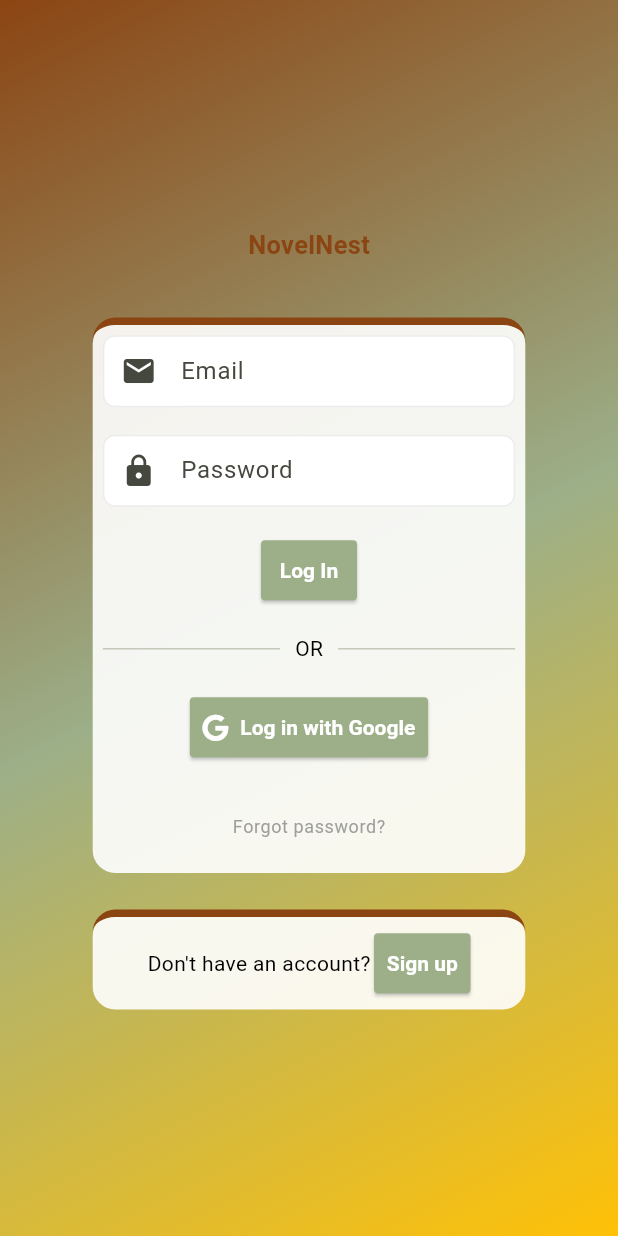
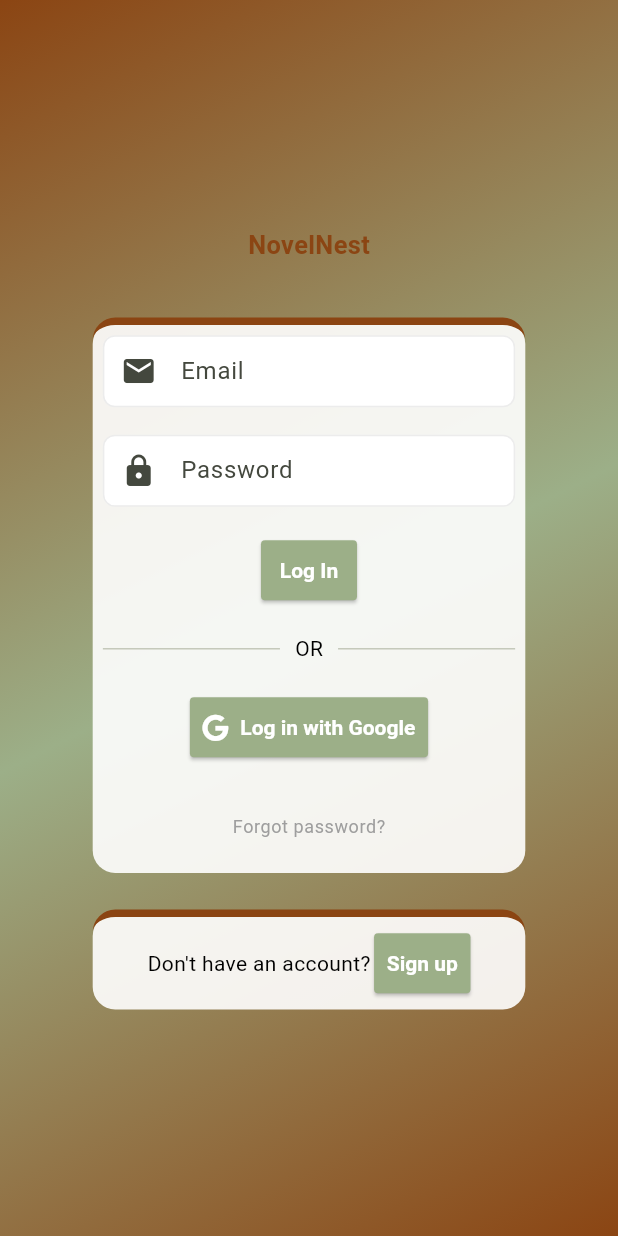
Before and after one commit to bobsingh149/cliffhanger-frontend, a Flutter app: the screen it shows after launch, on a phone screen of 412 x 824 dp. Run offline on Flutter 3.47's test engine with Material 3 defaults, Android fonts, the phone set to English and light mode, and no system bars; our stand-ins replace cloud_firestore, firebase_auth, firebase_core, flutter_screenutil, font_awesome_flutter, google_fonts and 4 more; missing offline and left inert: image_picker_web, stomp_dart_client; accounts and stored records are empty.

Commit message:
fix: google sign_in

```diff
--- a/lib/screens/sign_in_page.dart
+++ b/lib/screens/sign_in_page.dart
@@ -77,7 +77,7 @@ class _SignInPageState extends State<SignInPage> {
             colors: [
             AppTheme.secondaryColor,
               AppTheme.primaryColor,
-              Colors.amber,
+              AppTheme.secondaryColor,
             ],
             begin: Alignment.topLeft,
             end: Alignment.bottomRight,
--- a/lib/services/auth_services.dart
+++ b/lib/services/auth_services.dart
@@ -3,9 +3,14 @@ import 'package:google_sign_in/google_sign_in.dart';
 
 class AuthService {
   final FirebaseAuth _auth = FirebaseAuth.instance;
-  final GoogleSignIn _googleSignIn = GoogleSignIn();
 
-  static AuthService? _instance;
+
+final GoogleSignIn _googleSignIn = GoogleSignIn(
+  clientId: '450436408734-boc9lt5sbnckilhrat3qamodm119vskq.apps.googleusercontent.com',
+  scopes: ["email"],
+);
+//
+   static AuthService? _instance;
 
 
   static AuthService get getInstance {
```
